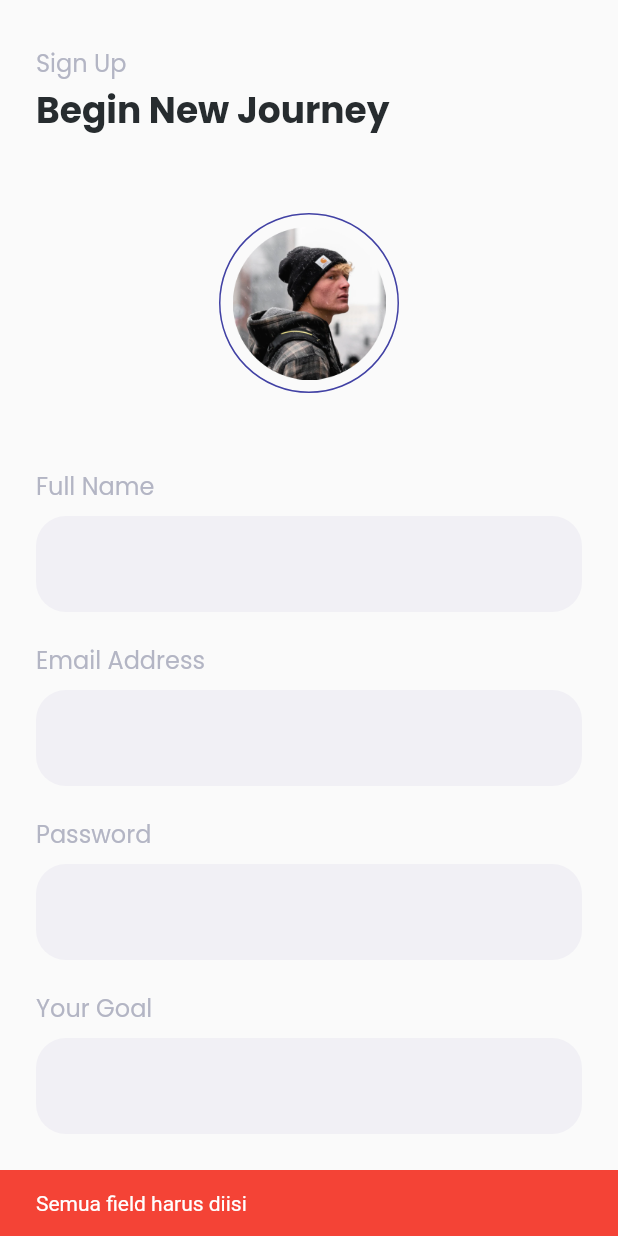
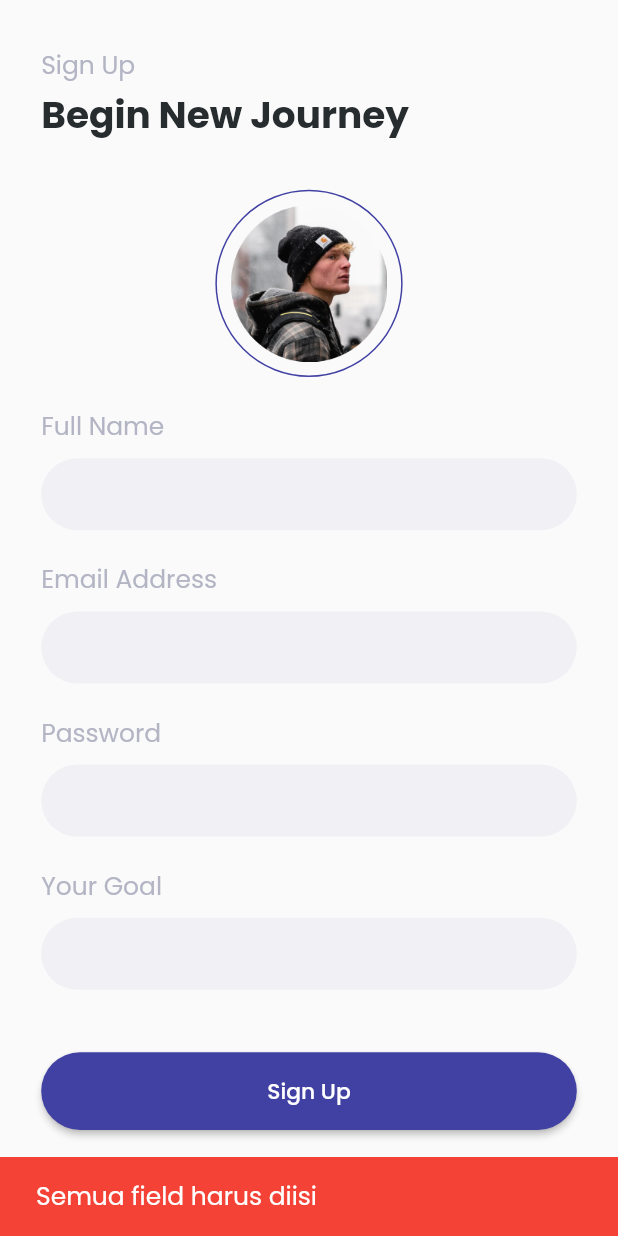
Before and after one commit to Dzaky02/future_jobs, a Flutter app: the SignUpPage screen opened by its route, after a tap on "Sign Up", on a phone screen of 412 x 824 dp. Run offline on Flutter 3.47's test engine with Material 2 defaults, Android fonts, the phone set to English and light mode, and no system bars; our stand-ins replace email_validator, google_fonts; accounts and stored records are empty.

Commit message:
Sign In and Sign Up responsive and theming.

```diff
--- a/lib/main.dart
+++ b/lib/main.dart
@@ -4,11 +4,11 @@ import 'package:future_jobs/pages/onboarding_page.dart';
 import 'package:future_jobs/pages/sign_in_page.dart';
 import 'package:future_jobs/pages/sign_up_page.dart';
 import 'package:future_jobs/pages/splash_page.dart';
+import 'package:future_jobs/providers/auth_provider.dart';
 import 'package:future_jobs/providers/category_provider.dart';
 import 'package:future_jobs/providers/job_provider.dart';
+import 'package:future_jobs/providers/user_provider.dart';
 import 'package:provider/provider.dart';
-import 'package:future_jobs/providers/auth_provider.dart';
-import 'package:future_jobs/providers/user_provider.dart';
 
 void main() => runApp(MyApp());
 
--- a/lib/pages/sign_in_page.dart
+++ b/lib/pages/sign_in_page.dart
@@ -1,3 +1,4 @@
+import 'package:email_validator/email_validator.dart';
 import 'package:flutter/material.dart';
 import 'package:future_jobs/models/user_model.dart';
 import 'package:future_jobs/providers/auth_provider.dart';
@@ -19,7 +20,8 @@ class _SignInPageState extends State<SignInPage> {
 
   @override
   Widget build(BuildContext context) {
-    SizeConfig().init(context);
+    SizeConfig sizeConfig = SizeConfig();
+    sizeConfig.init(context);
     var authProvider = Provider.of<AuthProvider>(context);
     var userProvider = Provider.of<UserProvider>(context);
 
@@ -63,7 +65,7 @@ class _SignInPageState extends State<SignInPage> {
       return Center(
         child: Image.asset(
           'assets/image_sign_in.png',
-          height: SizeConfig.scaleHeight(210),
+          height: SizeConfig.scaleHeight(200),
         ),
       );
     }
@@ -84,28 +86,15 @@ class _SignInPageState extends State<SignInPage> {
           SizedBox(
             height: SizeConfig.scaleHeight(8),
           ),
-          Container(
-            width: double.infinity,
-            padding: EdgeInsets.symmetric(
-              vertical: SizeConfig.scaleWidth(11),
-              horizontal: SizeConfig.scaleWidth(20),
-            ),
-            decoration: BoxDecoration(
-              borderRadius: BorderRadius.circular(100),
-              color: inputFieldColor,
-            ),
-            child: Center(
-              child: TextFormField(
+          TextFormField(
             controller: emailController,
             cursorColor: primaryColor,
-                style: purpleTextStyle.copyWith(
-                  fontSize: SizeConfig.scaleText(16),
-                ),
-                decoration: InputDecoration.collapsed(
-                  hintText: '',
-                ),
-              ),
-            ),
+            style: EmailValidator.validate(emailController.text)
+                ? purpleTextStyle.copyWith(fontSize: SizeConfig.scaleText(16))
+                : redTextStyle.copyWith(fontSize: SizeConfig.scaleText(16)),
+            keyboardType: TextInputType.emailAddress,
+            textInputAction: TextInputAction.next,
+            decoration: kInputDecorTheme(),
           ),
         ],
       );
@@ -127,29 +116,15 @@ class _SignInPageState extends State<SignInPage> {
           SizedBox(
             height: SizeConfig.scaleHeight(8),
           ),
-          Container(
-            width: double.infinity,
-            padding: EdgeInsets.symmetric(
-              vertical: SizeConfig.scaleWidth(11),
-              horizontal: SizeConfig.scaleWidth(20),
-            ),
-            decoration: BoxDecoration(
-              borderRadius: BorderRadius.circular(100),
-              color: inputFieldColor,
-            ),
-            child: Center(
-              child: TextFormField(
+          TextFormField(
             controller: passwordController,
             cursorColor: primaryColor,
             obscureText: true,
             style: purpleTextStyle.copyWith(
               fontSize: SizeConfig.scaleText(16),
             ),
-                decoration: InputDecoration.collapsed(
-                  hintText: '',
-                ),
-              ),
-            ),
+            textInputAction: TextInputAction.done,
+            decoration: kInputDecorTheme(),
           ),
           SizedBox(
             height: SizeConfig.scaleHeight(40),
@@ -196,13 +171,7 @@ class _SignInPageState extends State<SignInPage> {
                     }
                   }
                 },
-                style: ElevatedButton.styleFrom(
-                  primary: primaryColor,
-                  shape: RoundedRectangleBorder(
-                    borderRadius: BorderRadius.circular(66),
-                  ),
-                  padding: EdgeInsets.all(SizeConfig.scaleWidth(12)),
-                ),
+                style: primaryElevatedStyle(),
                 child: Text(
                   'Sign In',
                   style: whiteTextStyle.copyWith(
@@ -234,11 +203,10 @@ class _SignInPageState extends State<SignInPage> {
     return Scaffold(
       body: SafeArea(
         child: ListView(
-          shrinkWrap: true,
-          physics: NeverScrollableScrollPhysics(),
+          keyboardDismissBehavior: ScrollViewKeyboardDismissBehavior.onDrag,
           padding: EdgeInsets.symmetric(
             vertical: SizeConfig.scaleHeight(30),
-            horizontal: SizeConfig.scaleWidth(24),
+            horizontal: SizeConfig.scaleWidth(defaultMargin),
           ),
           children: [
             header(),
--- a/lib/pages/sign_up_page.dart
+++ b/lib/pages/sign_up_page.dart
@@ -1,10 +1,11 @@
 import 'package:email_validator/email_validator.dart';
 import 'package:flutter/material.dart';
 import 'package:future_jobs/models/user_model.dart';
+import 'package:future_jobs/providers/auth_provider.dart';
+import 'package:future_jobs/providers/user_provider.dart';
+import 'package:future_jobs/size_config.dart';
 import 'package:future_jobs/theme.dart';
 import 'package:provider/provider.dart';
-import 'package:future_jobs/providers/auth_provider.dart';
-import 'package:future_jobs/providers/user_provider.dart';
 
 class SignUpPage extends StatefulWidget {
   @override
@@ -21,6 +22,7 @@ class _SignUpPageState extends State<SignUpPage> {
 
   @override
   Widget build(BuildContext context) {
+    SizeConfig().init(context);
     var authProvider = Provider.of<AuthProvider>(context);
     var userProvider = Provider.of<UserProvider>(context);
 
@@ -28,45 +30,80 @@ class _SignUpPageState extends State<SignUpPage> {
       ScaffoldMessenger.of(context).showSnackBar(
         SnackBar(
           backgroundColor: Colors.red,
-          content: Text(message),
+          content: Text(
+            message,
+            style: whiteTextStyle.copyWith(
+              fontSize: SizeConfig.scaleText(16),
+            ),
+          ),
         ),
       );
     }
 
+    void submitSignUp() async {
+      if (nameController.text.isEmpty ||
+          emailController.text.isEmpty ||
+          passwordController.text.isEmpty ||
+          goalController.text.isEmpty) {
+        showError('Semua field harus diisi');
+      } else {
+        setState(() {
+          isLoading = true;
+        });
+
+        UserModel user = await authProvider.register(
+          emailController.text,
+          passwordController.text,
+          nameController.text,
+          goalController.text,
+        );
+
+        setState(() {
+          isLoading = false;
+        });
+
+        if (user == null) {
+          showError('email sudah terdaftar');
+        } else {
+          userProvider.user = user;
+          Navigator.pushNamedAndRemoveUntil(context, '/home', (route) => false);
+        }
+      }
+    }
+
     Widget header() {
-      return Container(
-        margin: EdgeInsets.only(top: 30),
-        child: Column(
-          crossAxisAlignment: CrossAxisAlignment.start,
-          children: [
-            Text(
-              'Sign Up',
-              style: greyTextStyle.copyWith(
-                fontSize: 16,
-              ),
+      return Column(
+        crossAxisAlignment: CrossAxisAlignment.start,
+        children: [
+          Text(
+            'Sign Up',
+            style: greyTextStyle.copyWith(
+              fontSize: SizeConfig.scaleText(16),
             ),
-            SizedBox(
-              height: 2,
+          ),
+          SizedBox(
+            height: SizeConfig.scaleHeight(2),
+          ),
+          Text(
+            'Begin New Journey',
+            style: blackTextStyle.copyWith(
+              fontSize: SizeConfig.scaleText(24),
+              fontWeight: semiBold,
             ),
-            Text(
-              'Begin New Journey',
-              style: blackTextStyle.copyWith(
-                fontSize: 24,
-                fontWeight: semiBold,
-              ),
-            ),
-          ],
-        ),
+          ),
+          SizedBox(
+            height: SizeConfig.scaleHeight(30),
+          ),
+        ],
       );
     }
 
     Widget inputImage() {
       return Center(
         child: Container(
-          width: 120,
-          height: 120,
-          margin: EdgeInsets.only(top: 50),
-          padding: EdgeInsets.all(8),
+          width: SizeConfig.scaleText(120),
+          height: SizeConfig.scaleText(120),
+          padding: EdgeInsets.all(SizeConfig.scaleWidth(8)),
           decoration: BoxDecoration(
             shape: BoxShape.circle,
             border: Border.all(
@@ -81,248 +118,153 @@ class _SignUpPageState extends State<SignUpPage> {
     }
 
     Widget inputName() {
-      return Container(
-        margin: EdgeInsets.only(top: 50),
-        child: Column(
-          crossAxisAlignment: CrossAxisAlignment.start,
-          children: [
-            Text(
-              'Full Name',
-              style: greyTextStyle.copyWith(
-                fontSize: 16,
-              ),
+      return Column(
+        crossAxisAlignment: CrossAxisAlignment.start,
+        children: [
+          SizedBox(
+            height: SizeConfig.scaleHeight(20),
+          ),
+          Text(
+            'Full Name',
+            style: greyTextStyle.copyWith(
+              fontSize: SizeConfig.scaleText(16),
             ),
-            SizedBox(
-              height: 8,
+          ),
+          SizedBox(
+            height: SizeConfig.scaleHeight(8),
+          ),
+          TextFormField(
+            controller: nameController,
+            cursorColor: primaryColor,
+            onChanged: (value) {
+              setState(() {});
+            },
+            style: purpleTextStyle.copyWith(
+              fontSize: SizeConfig.scaleText(16),
             ),
-            TextFormField(
-              controller: nameController,
-              cursorColor: primaryColor,
-              onChanged: (value) {
-                setState(() {});
-              },
-              decoration: InputDecoration(
-                contentPadding: EdgeInsets.only(left: 28, bottom: 20, top: 20),
-                fillColor: Color(0xffF1F0F5),
-                filled: true,
-                enabledBorder: OutlineInputBorder(
-                  borderRadius: BorderRadius.circular(20),
-                  borderSide: BorderSide.none,
-                ),
-                focusedBorder: OutlineInputBorder(
-                  borderRadius: BorderRadius.circular(20),
-                  borderSide: BorderSide(
-                    color: primaryColor,
-                  ),
-                ),
-                border: OutlineInputBorder(
-                  borderRadius: BorderRadius.circular(20),
-                ),
-                hintText: '',
-              ),
-              style: purpleTextStyle,
-            ),
-          ],
-        ),
+            textInputAction: TextInputAction.next,
+            decoration: kInputDecorTheme(),
+          ),
+        ],
       );
     }
 
     Widget inputEmail() {
-      return Container(
-        margin: EdgeInsets.only(top: 20),
-        child: Column(
-          crossAxisAlignment: CrossAxisAlignment.start,
-          children: [
-            Text(
-              'Email Address',
-              style: greyTextStyle.copyWith(
-                fontSize: 16,
-              ),
+      return Column(
+        crossAxisAlignment: CrossAxisAlignment.start,
+        children: [
+          SizedBox(
+            height: SizeConfig.scaleHeight(20),
+          ),
+          Text(
+            'Email Address',
+            style: greyTextStyle.copyWith(
+              fontSize: SizeConfig.scaleText(16),
             ),
-            SizedBox(
-              height: 8,
-            ),
-            TextFormField(
-              controller: emailController,
-              cursorColor: primaryColor,
-              onChanged: (value) {
-                setState(() {});
-              },
-              decoration: InputDecoration(
-                contentPadding: EdgeInsets.only(left: 28, bottom: 20, top: 20),
-                fillColor: Color(0xffF1F0F5),
-                filled: true,
-                enabledBorder: OutlineInputBorder(
-                  borderRadius: BorderRadius.circular(20),
-                  borderSide: BorderSide.none,
-                ),
-                focusedBorder: OutlineInputBorder(
-                  borderRadius: BorderRadius.circular(20),
-                  borderSide: BorderSide(
-                    color: EmailValidator.validate(emailController.text)
-                        ? primaryColor
-                        : Colors.red,
-                  ),
-                ),
-                border: OutlineInputBorder(
-                  borderRadius: BorderRadius.circular(20),
-                ),
-                hintText: '',
-              ),
-              style: EmailValidator.validate(emailController.text)
-                  ? purpleTextStyle
-                  : redTextStyle,
-            ),
-          ],
-        ),
+          ),
+          SizedBox(
+            height: SizeConfig.scaleHeight(8),
+          ),
+          TextFormField(
+            controller: emailController,
+            cursorColor: primaryColor,
+            onChanged: (value) {
+              setState(() {});
+            },
+            keyboardType: TextInputType.emailAddress,
+            textInputAction: TextInputAction.next,
+            decoration: kInputDecorTheme(),
+            style: EmailValidator.validate(emailController.text)
+                ? purpleTextStyle.copyWith(fontSize: SizeConfig.scaleText(16))
+                : redTextStyle.copyWith(fontSize: SizeConfig.scaleText(16)),
+          ),
+        ],
       );
     }
 
     Widget inputPassword() {
-      return Container(
-        margin: EdgeInsets.only(top: 20),
-        child: Column(
-          crossAxisAlignment: CrossAxisAlignment.start,
-          children: [
-            Text(
-              'Password',
-              style: greyTextStyle.copyWith(
-                fontSize: 16,
-              ),
+      return Column(
+        crossAxisAlignment: CrossAxisAlignment.start,
+        children: [
+          SizedBox(
+            height: SizeConfig.scaleHeight(20),
+          ),
+          Text(
+            'Password',
+            style: greyTextStyle.copyWith(
+              fontSize: SizeConfig.scaleText(16),
             ),
-            SizedBox(
-              height: 8,
+          ),
+          SizedBox(
+            height: SizeConfig.scaleHeight(8),
+          ),
+          TextFormField(
+            controller: passwordController,
+            cursorColor: primaryColor,
+            obscureText: true,
+            onChanged: (value) {
+              setState(() {});
+            },
+            textInputAction: TextInputAction.next,
+            decoration: kInputDecorTheme(),
+            style: purpleTextStyle.copyWith(
+              fontSize: SizeConfig.scaleText(16),
             ),
-            TextFormField(
-              controller: passwordController,
-              cursorColor: primaryColor,
-              obscureText: true,
-              onChanged: (value) {
-                setState(() {});
-              },
-              decoration: InputDecoration(
-                contentPadding: EdgeInsets.only(left: 28, bottom: 20, top: 20),
-                fillColor: Color(0xffF1F0F5),
-                filled: true,
-                enabledBorder: OutlineInputBorder(
-                  borderRadius: BorderRadius.circular(20),
-                  borderSide: BorderSide.none,
-                ),
-                focusedBorder: OutlineInputBorder(
-                  borderRadius: BorderRadius.circular(20),
-                  borderSide: BorderSide(
-                    color: primaryColor,
-                  ),
-                ),
-                border: OutlineInputBorder(
-                  borderRadius: BorderRadius.circular(20),
-                ),
-                hintText: '',
-              ),
-              style: purpleTextStyle,
-            ),
-          ],
-        ),
+          ),
+        ],
       );
     }
 
     Widget inputGoal() {
-      return Container(
-        margin: EdgeInsets.only(top: 20),
-        child: Column(
-          crossAxisAlignment: CrossAxisAlignment.start,
-          children: [
-            Text(
-              'Your Goal',
-              style: greyTextStyle.copyWith(
-                fontSize: 16,
-              ),
+      return Column(
+        crossAxisAlignment: CrossAxisAlignment.start,
+        children: [
+          SizedBox(
+            height: SizeConfig.scaleHeight(20),
+          ),
+          Text(
+            'Your Goal',
+            style: greyTextStyle.copyWith(
+              fontSize: SizeConfig.scaleText(16),
             ),
-            SizedBox(
-              height: 8,
+          ),
+          SizedBox(
+            height: SizeConfig.scaleHeight(8),
+          ),
+          TextFormField(
+            controller: goalController,
+            cursorColor: primaryColor,
+            onChanged: (value) {
+              setState(() {});
+            },
+            onFieldSubmitted: (_) => submitSignUp,
+            textInputAction: TextInputAction.done,
+            decoration: kInputDecorTheme(),
+            style: purpleTextStyle.copyWith(
+              fontSize: SizeConfig.scaleText(16),
             ),
-            TextFormField(
-              controller: goalController,
-              cursorColor: primaryColor,
-              onChanged: (value) {
-                setState(() {});
-              },
-              decoration: InputDecoration(
-                contentPadding: EdgeInsets.only(left: 28, bottom: 20, top: 20),
-                fillColor: Color(0xffF1F0F5),
-                filled: true,
-                enabledBorder: OutlineInputBorder(
-                  borderRadius: BorderRadius.circular(20),
-                  borderSide: BorderSide.none,
-                ),
-                focusedBorder: OutlineInputBorder(
-                  borderRadius: BorderRadius.circular(20),
-                  borderSide: BorderSide(
-                    color: primaryColor,
-                  ),
-                ),
-                border: OutlineInputBorder(
-                  borderRadius: BorderRadius.circular(20),
-                ),
-                hintText: '',
-              ),
-              style: purpleTextStyle,
-            ),
-          ],
-        ),
+          ),
+          SizedBox(
+            height: SizeConfig.scaleHeight(40),
+          ),
+        ],
       );
     }
 
     Widget signUpButton() {
       return Container(
-        margin: EdgeInsets.only(top: 40),
-        height: 45,
         width: double.infinity,
         child: isLoading
             ? Center(
                 child: CircularProgressIndicator(),
               )
-            : TextButton(
-                onPressed: () async {
-                  if (nameController.text.isEmpty ||
-                      emailController.text.isEmpty ||
-                      passwordController.text.isEmpty ||
-                      goalController.text.isEmpty) {
-                    showError('Semua field harus diisi');
-                  } else {
-                    setState(() {
-                      isLoading = true;
-                    });
-
-                    UserModel user = await authProvider.register(
-                      emailController.text,
-                      passwordController.text,
-                      nameController.text,
-                      goalController.text,
-                    );
-
-                    setState(() {
-                      isLoading = false;
-                    });
-
-                    if (user == null) {
-                      showError('email sudah terdaftar');
-                    } else {
-                      userProvider.user = user;
-                      Navigator.pushNamedAndRemoveUntil(
-                          context, '/home', (route) => false);
-                    }
-                  }
-                },
-                style: TextButton.styleFrom(
-                  backgroundColor: primaryColor,
-                  shape: RoundedRectangleBorder(
-                    borderRadius: BorderRadius.circular(66),
-                  ),
-                ),
+            : ElevatedButton(
+                onPressed: submitSignUp,
+                style: primaryElevatedStyle(),
                 child: Text(
                   'Sign Up',
                   style: whiteTextStyle.copyWith(
+                    fontSize: SizeConfig.scaleText(14),
                     fontWeight: medium,
                   ),
                 ),
@@ -332,7 +274,6 @@ class _SignUpPageState extends State<SignUpPage> {
 
     Widget signInButton() {
       return Container(
-        margin: EdgeInsets.only(top: 20, bottom: 20),
         child: Center(
           child: TextButton(
             onPressed: () {
@@ -341,6 +282,7 @@ class _SignUpPageState extends State<SignUpPage> {
             child: Text(
               'Back to Sign In',
               style: greyTextStyle.copyWith(
+                fontSize: SizeConfig.scaleText(14),
                 fontWeight: light,
               ),
             ),
@@ -351,23 +293,22 @@ class _SignUpPageState extends State<SignUpPage> {
 
     return Scaffold(
       body: SafeArea(
-        child: Container(
-          width: MediaQuery.of(context).size.width,
+        child: ListView(
+          keyboardDismissBehavior: ScrollViewKeyboardDismissBehavior.onDrag,
           padding: EdgeInsets.symmetric(
-            horizontal: defaultMargin,
+            vertical: SizeConfig.scaleHeight(30),
+            horizontal: SizeConfig.scaleWidth(defaultMargin),
           ),
-          child: ListView(
-            children: [
-              header(),
-              inputImage(),
-              inputName(),
-              inputEmail(),
-              inputPassword(),
-              inputGoal(),
-              signUpButton(),
-              signInButton(),
-            ],
-          ),
+          children: [
+            header(),
+            inputImage(),
+            inputName(),
+            inputEmail(),
+            inputPassword(),
+            inputGoal(),
+            signUpButton(),
+            signInButton(),
+          ],
         ),
       ),
     );
--- a/lib/theme.dart
+++ b/lib/theme.dart
@@ -1,4 +1,5 @@
 import 'package:flutter/material.dart';
+import 'package:future_jobs/size_config.dart';
 import 'package:google_fonts/google_fonts.dart';
 
 // Note: Constant Values
@@ -39,3 +40,47 @@ FontWeight light = FontWeight.w300;
 FontWeight medium = FontWeight.w500;
 FontWeight semiBold = FontWeight.w700;
 FontWeight bold = FontWeight.bold;
+
+// Decoration
+InputDecoration kInputDecorTheme() {
+  return InputDecoration(
+    contentPadding: EdgeInsets.symmetric(
+      vertical: SizeConfig.scaleWidth(10),
+      horizontal: SizeConfig.scaleWidth(20),
+    ),
+    fillColor: Color(0xffF1F0F5),
+    filled: true,
+    enabledBorder: OutlineInputBorder(
+      borderRadius: BorderRadius.circular(SizeConfig.scaleWidth(100)),
+      borderSide: BorderSide.none,
+    ),
+    focusedBorder: OutlineInputBorder(
+      borderRadius: BorderRadius.circular(SizeConfig.scaleWidth(100)),
+      borderSide: BorderSide(
+        color: primaryColor,
+      ),
+    ),
+    errorBorder: OutlineInputBorder(
+      borderRadius: BorderRadius.circular(SizeConfig.scaleWidth(100)),
+      borderSide: BorderSide(
+        color: redColor,
+      ),
+    ),
+    border: OutlineInputBorder(
+      borderRadius: BorderRadius.circular(SizeConfig.scaleWidth(100)),
+    ),
+    hintText: '',
+  );
+}
+
+ButtonStyle primaryElevatedStyle() {
+  return ElevatedButton.styleFrom(
+    primary: primaryColor,
+    shape: RoundedRectangleBorder(
+      borderRadius: BorderRadius.circular(
+        SizeConfig.scaleWidth(66),
+      ),
+    ),
+    padding: EdgeInsets.all(SizeConfig.scaleWidth(13)),
+  );
+}
```
Lines whose indentation alone changed are shown as unchanged.
